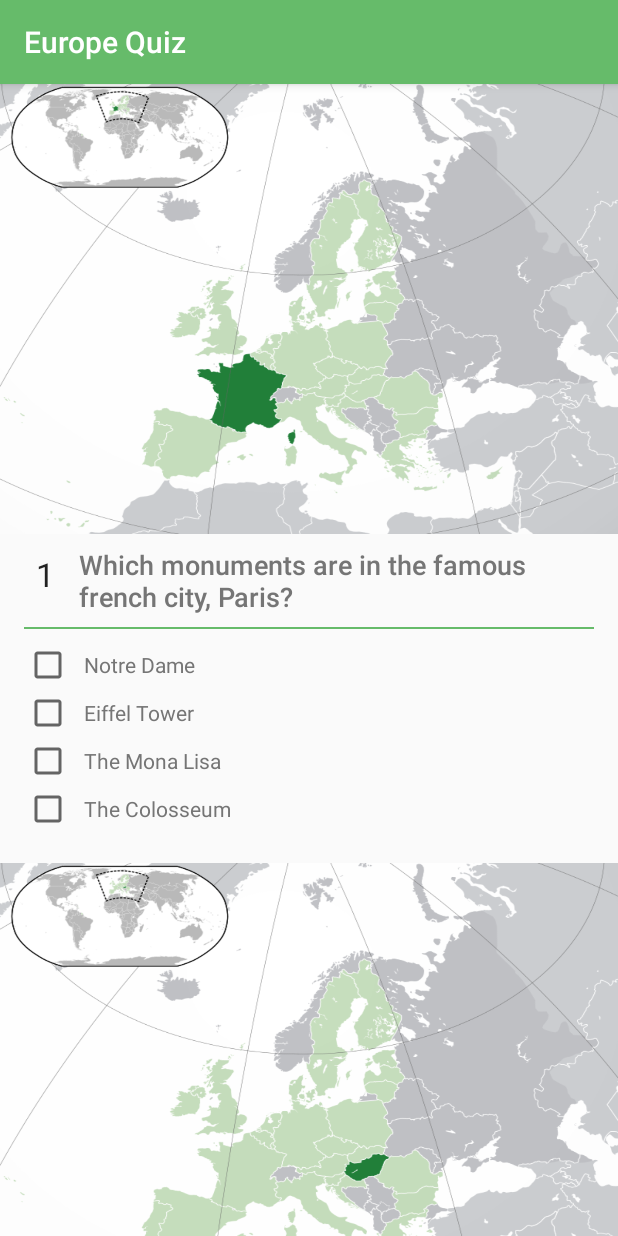
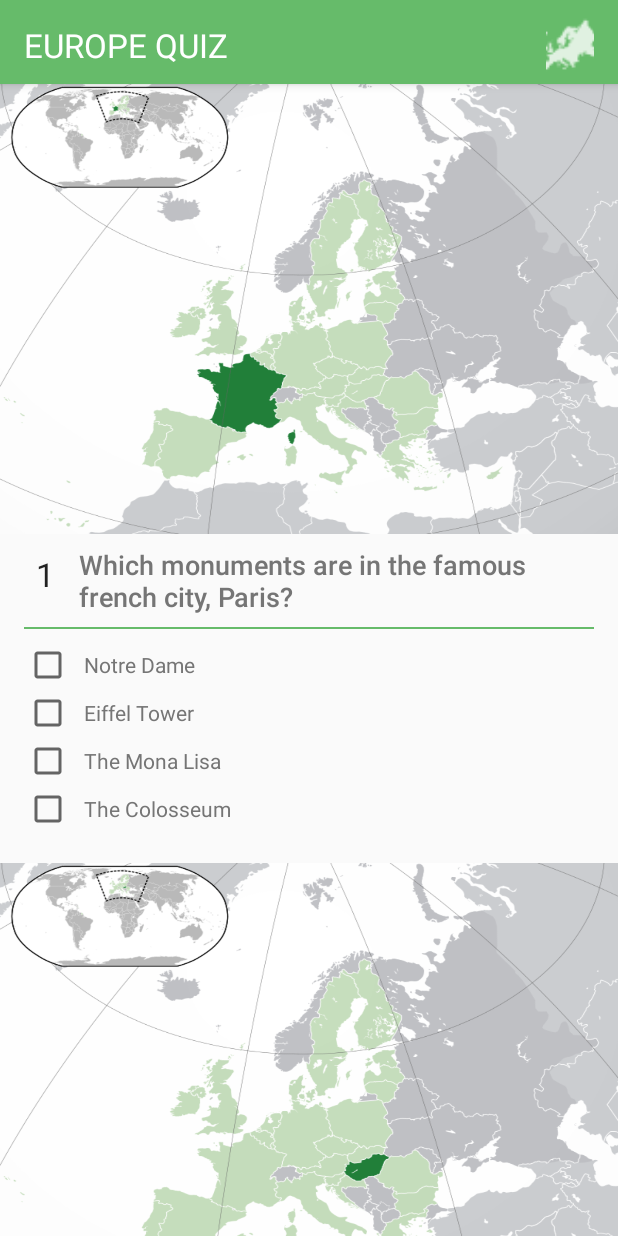
Before and after one commit to raszti/EuropeQuiz, an Android app: the screen it shows after launch (MainActivity), on a phone screen of 412 x 824 dp. Run offline under Robolectric (Android 15) with nearby library versions, the phone set to English and light mode, and no system bars.

Commit message:
icons
added icons, and custom action bar layout

```diff
--- a/app/src/main/java/com/example/android/europequiz/MainActivity.java
+++ b/app/src/main/java/com/example/android/europequiz/MainActivity.java
@@ -1,7 +1,10 @@
 package com.example.android.europequiz;
 
+import android.support.v7.app.ActionBar;
 import android.support.v7.app.AppCompatActivity;
 import android.os.Bundle;
+import android.view.Menu;
+import android.view.MenuInflater;
 import android.view.View;
 import android.widget.Button;
 import android.widget.CheckBox;
@@ -25,15 +28,17 @@ public class MainActivity extends AppCompatActivity {
         super.onCreate(savedInstanceState);
         setContentView(R.layout.activity_main);
 
+        getSupportActionBar().setDisplayOptions(ActionBar.DISPLAY_SHOW_CUSTOM);
+        getSupportActionBar().setDisplayShowCustomEnabled(true);
+        getSupportActionBar().setCustomView(R.layout.action_bar);
+
         Button submitButton = (Button) findViewById(R.id.submit);
         submitButton.setOnClickListener(new View.OnClickListener() {
             @Override
             public void onClick(View v) {
-                if (again) {
                     calculatePoints();
                     displayResult();
                     resetQuiz();
-                }
             }
         });
     }
--- /dev/null
+++ b/app/src/main/res/layout/action_bar.xml
@@ -0,0 +1,22 @@
+<?xml version="1.0" encoding="utf-8"?>
+<LinearLayout xmlns:android="http://schemas.android.com/apk/res/android"
+    android:layout_width="match_parent"
+    android:layout_height="60dp"
+    android:background="@color/colorPrimary">
+
+    <TextView
+        android:layout_width="0dp"
+        android:layout_height="match_parent"
+        android:layout_weight="1"
+        android:text="@string/app_name"
+        android:textAppearance="@android:style/TextAppearance.DeviceDefault.Large"
+        android:textAllCaps="true"
+        android:gravity="center_vertical"/>
+
+    <ImageView
+        android:layout_width="wrap_content"
+        android:layout_height="match_parent"
+        android:scaleType="centerCrop"
+        android:src="@drawable/ic_action_europe"/>
+
+</LinearLayout>
```
Also changed, not shown: app/src/main/ic_launcher-web.png (added), app/src/main/res/drawable-hdpi/ic_action_europe.png (added), app/src/main/res/drawable-mdpi/ic_action_europe.png (added), app/src/main/res/drawable-xhdpi/ic_action_europe.png (added), app/src/main/res/drawable-xxhdpi/ic_action_europe.png (added), app/src/main/res/drawable/europe1.png (added), app/src/main/res/mipmap-hdpi/ic_launcher.png, app/src/main/res/mipmap-mdpi/ic_launcher.png, app/src/main/res/mipmap-xhdpi/ic_launcher.png, app/src/main/res/mipmap-xxhdpi/ic_launcher.png, app/src/main/res/mipmap-xxxhdpi/ic_launcher.png.
